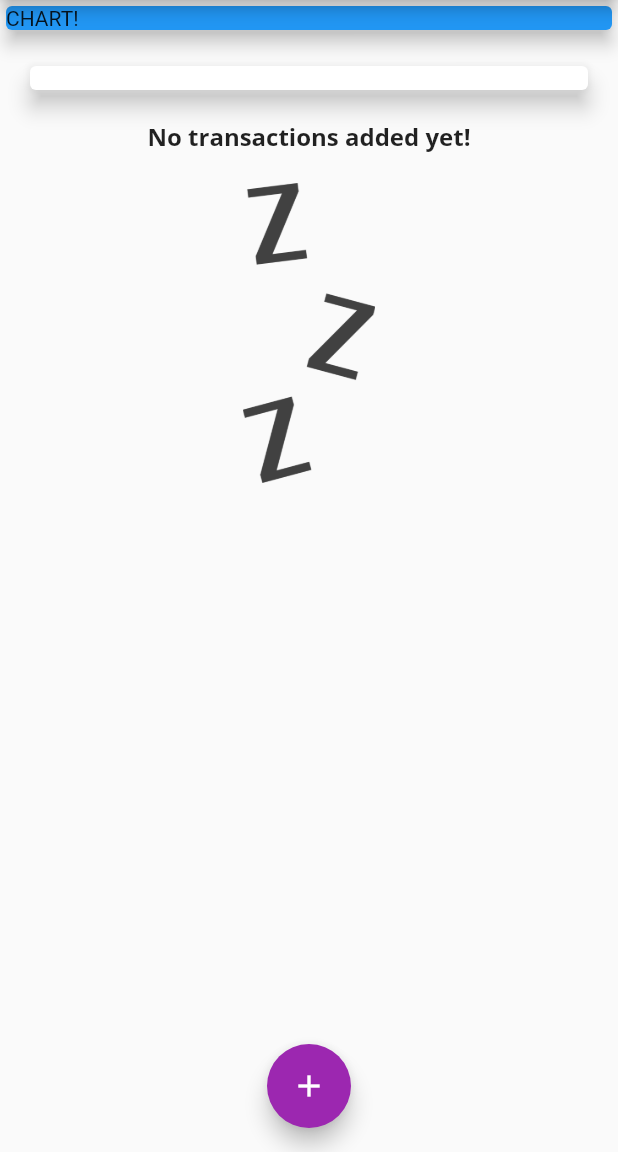
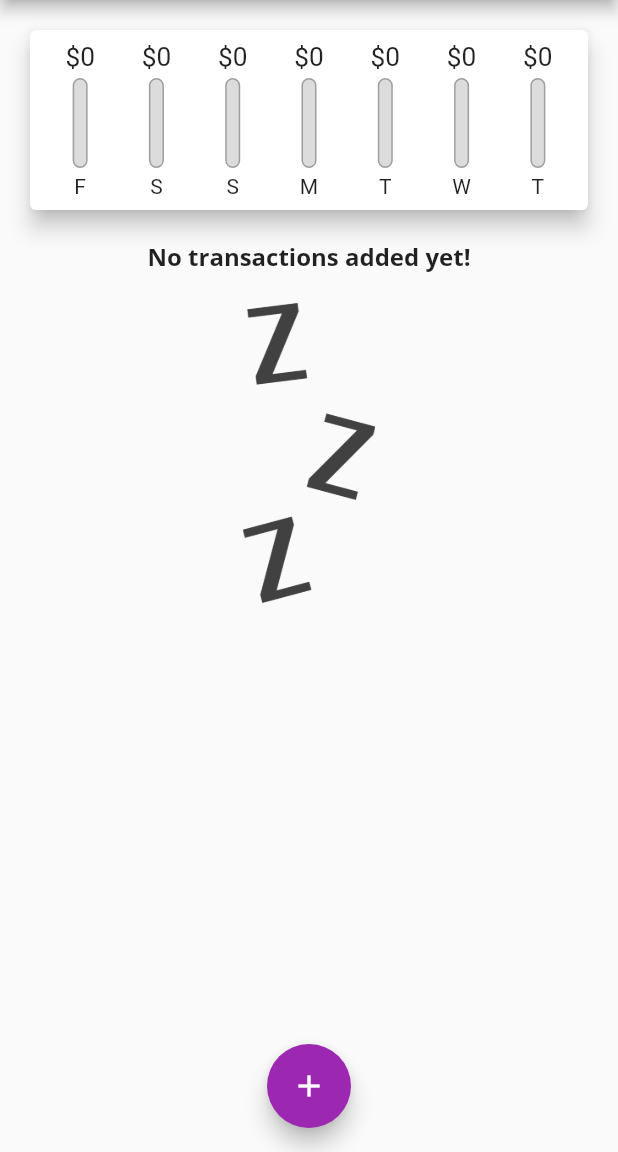
Before and after one commit to balakrishdq/expense_tracker_app, a Flutter app: the screen it shows after launch, on a phone screen of 412 x 824 dp, the part 84-1236 px from its top. Run offline on Flutter 3.47's test engine with Material 2 defaults, Android fonts, the phone set to English and light mode, and no system bars.

```diff
--- a/lib/main.dart
+++ b/lib/main.dart
@@ -1,5 +1,3 @@
-import 'dart:ffi';
-
 import 'package:expense_tracker/models/transaction.dart';
 import 'package:expense_tracker/widgets/chart.dart';
 import 'package:expense_tracker/widgets/new_transaction.dart';
@@ -85,6 +83,12 @@ class _HomepageState extends State<Homepage> {
     });
   }
 
+  void _deleteTransaction(String id) {
+    setState(() {
+      _userTransactions.removeWhere((tx) => tx.id == id);
+    });
+  }
+
   void startAddNewSheet(BuildContext ctx) {
     showModalBottomSheet(
         context: ctx,
@@ -113,16 +117,8 @@ class _HomepageState extends State<Homepage> {
         child: Column(
           crossAxisAlignment: CrossAxisAlignment.stretch,
           children: [
-            Container(
-              width: double.infinity,
-              child: Card(
-                color: Colors.blue,
-                child: Text('CHART!'),
-                elevation: 5,
-              ),
-            ),
             Chart(_recentTransaction),
-            TransactionList(_userTransactions),
+            TransactionList(_userTransactions, _deleteTransaction),
           ],
         ),
       ),
--- a/lib/widgets/chart.dart
+++ b/lib/widgets/chart.dart
@@ -41,21 +41,21 @@ class Chart extends StatelessWidget {
       margin: EdgeInsets.all(20),
       child: Padding(
         padding: const EdgeInsets.all(8.0),
-        // child: Row(
-        //   mainAxisAlignment: MainAxisAlignment.spaceAround,
-        //   children: groupedTransactions.map((data) {
-        //     return Flexible(
-        //       fit: FlexFit.tight,
-        //       child: ChartBar(
-        //         data['day'],
-        //         data['amount'],
-        //         maxSpending == 0.0
-        //             ? 0.0
-        //             : (data['amount'] as double) / maxSpending,
-        //       ),
-        //     );
-        //   }).toList(),
-        // ),
+        child: Row(
+          mainAxisAlignment: MainAxisAlignment.spaceAround,
+          children: groupedTransactions.map((data) {
+            return Flexible(
+              fit: FlexFit.tight,
+              child: ChartBar(
+                data['day'].toString(),
+                data['amount'] as double,
+                maxSpending == 0.0
+                    ? 0.0
+                    : (data['amount'] as double) / maxSpending,
+              ),
+            );
+          }).toList(),
+        ),
       ),
     );
   }
```
Also changed, not shown: lib/widgets/new_transaction.dart (+4 -3 lines), lib/widgets/transaction_list.dart (+23 -30 lines).
